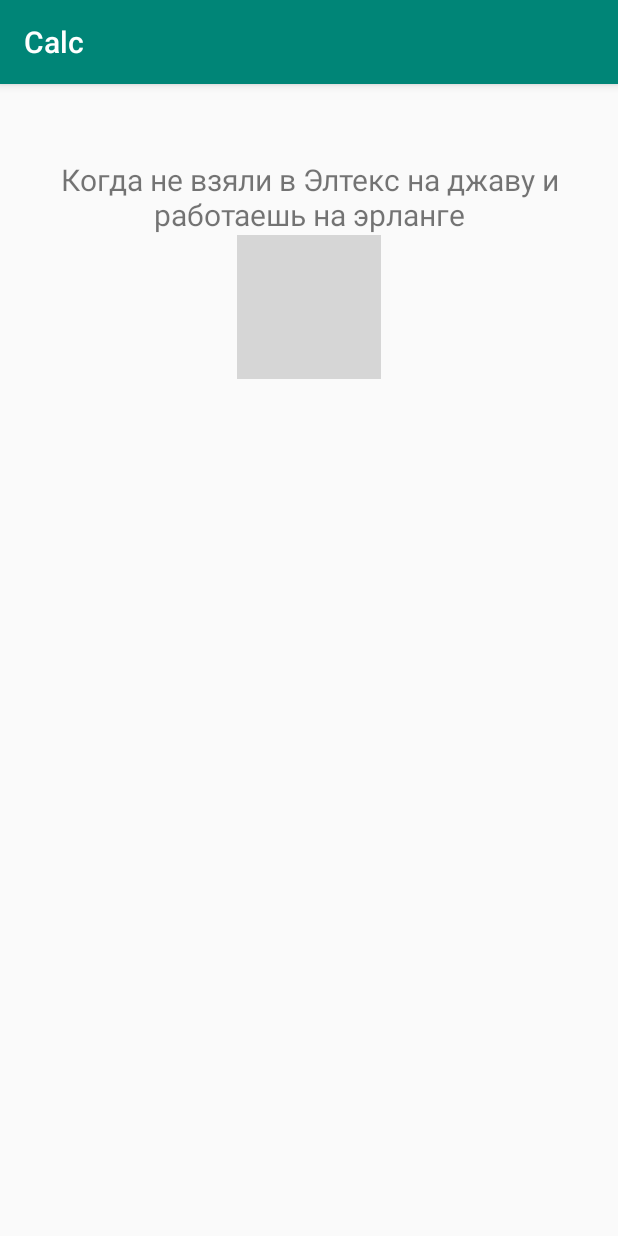
After one commit to Skwardlow/Mobile, an Android app: the FirstTab screen opened directly, with no data from a screen before it, on a phone screen of 412 x 824 dp. The commit adds this screen. Run offline under Robolectric (Android 15) with nearby library versions, the phone set to English and light mode, and no system bars; grey boxes are pictures that could not be loaded.

Commit message:
added First tab

```diff
--- a/Calc/app/src/main/AndroidManifest.xml
+++ b/Calc/app/src/main/AndroidManifest.xml
@@ -9,7 +9,10 @@
         android:roundIcon="@mipmap/ic_launcher_round"
         android:supportsRtl="true"
         android:theme="@style/AppTheme">
-        <activity android:name=".Tabs"></activity>
+        <activity android:name=".ThirdTab"></activity>
+        <activity android:name=".SecondTab" />
+        <activity android:name=".FirstTab" />
+        <activity android:name=".Tabs" />
         <activity android:name=".Compass" />
         <activity android:name=".Calc" />
         <activity android:name=".MainActivity">
--- /dev/null
+++ b/Calc/app/src/main/java/ru/mobile/calc/Adapter.java
@@ -0,0 +1,4 @@
+package ru.mobile.calc;
+
+public class Adapter {
+}
--- /dev/null
+++ b/Calc/app/src/main/java/ru/mobile/calc/FirstTab.java
@@ -0,0 +1,14 @@
+package ru.mobile.calc;
+
+import androidx.appcompat.app.AppCompatActivity;
+
+import android.os.Bundle;
+
+public class FirstTab extends AppCompatActivity {
+
+    @Override
+    protected void onCreate(Bundle savedInstanceState) {
+        super.onCreate(savedInstanceState);
+        setContentView(R.layout.activity_first_tab);
+    }
+}
--- /dev/null
+++ b/Calc/app/src/main/res/layout/activity_first_tab.xml
@@ -0,0 +1,27 @@
+<?xml version="1.0" encoding="utf-8"?>
+<RelativeLayout xmlns:android="http://schemas.android.com/apk/res/android"
+    xmlns:app="http://schemas.android.com/apk/res-auto"
+    xmlns:tools="http://schemas.android.com/tools"
+    android:layout_width="match_parent"
+    android:layout_height="match_parent"
+    tools:context=".FirstTab">
+
+    <TextView
+        android:id="@+id/textFirstTabT"
+        android:layout_width="wrap_content"
+        android:layout_height="wrap_content"
+        android:text="Когда не взяли в Элтекс на джаву и работаешь на эрланге"
+        android:textAlignment="center"
+        android:layout_centerHorizontal="true"
+        android:textSize="20dp"
+        android:layout_marginTop="50dp"
+        />
+    <ImageView
+        android:layout_width="wrap_content"
+        android:layout_height="wrap_content"
+        android:layout_below="@+id/textFirstTabT"
+        android:layout_centerHorizontal="true"
+        android:src="@drawable/pepe"
+        />
+
+</RelativeLayout>
```
Also changed, not shown: Calc/app/src/main/java/ru/mobile/calc/MainActivity.java (+7 -0 lines), Calc/app/src/main/java/ru/mobile/calc/SecondTab.java (added, +14 -0 lines), Calc/app/src/main/java/ru/mobile/calc/Tabs.java (+17 -1 lines), Calc/app/src/main/java/ru/mobile/calc/ThirdTab.java (added, +14 -0 lines), Calc/app/src/main/res/layout/activity_calc.xml (+9 -0 lines), Calc/app/src/main/res/layout/activity_second_tab.xml (added, +17 -0 lines), Calc/app/src/main/res/layout/activity_tabs.xml (+23 -2 lines), Calc/app/src/main/res/layout/activity_third_tab.xml (added, +9 -0 lines), Calc/app/src/main/res/drawable/kompas.png (added).
